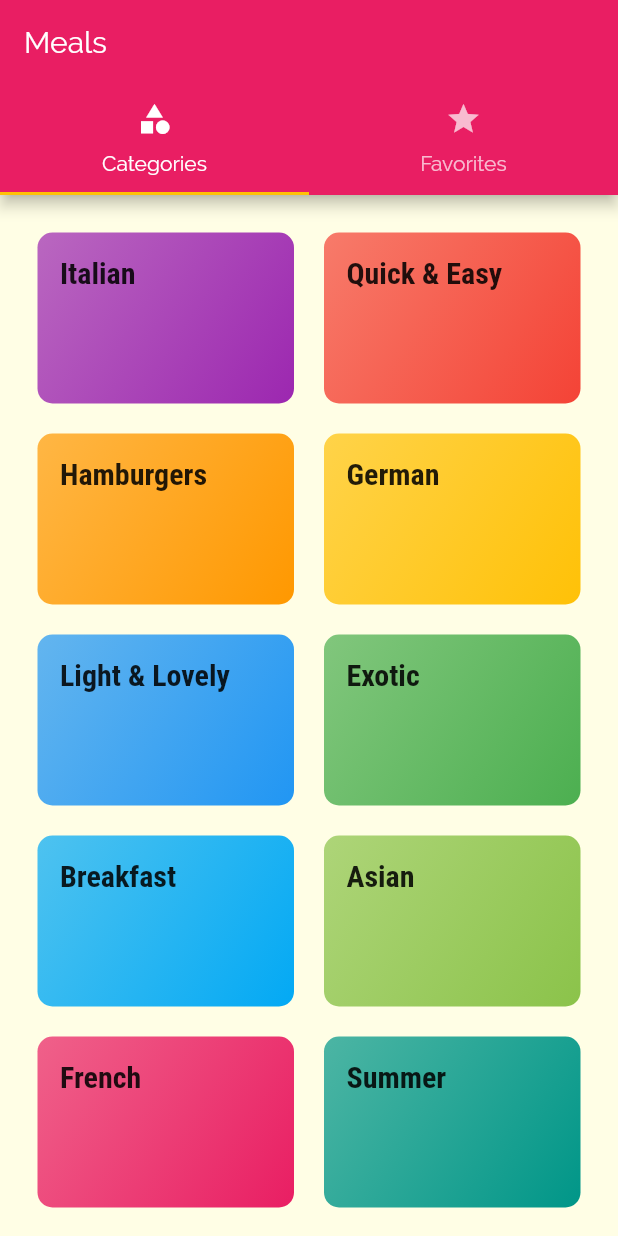
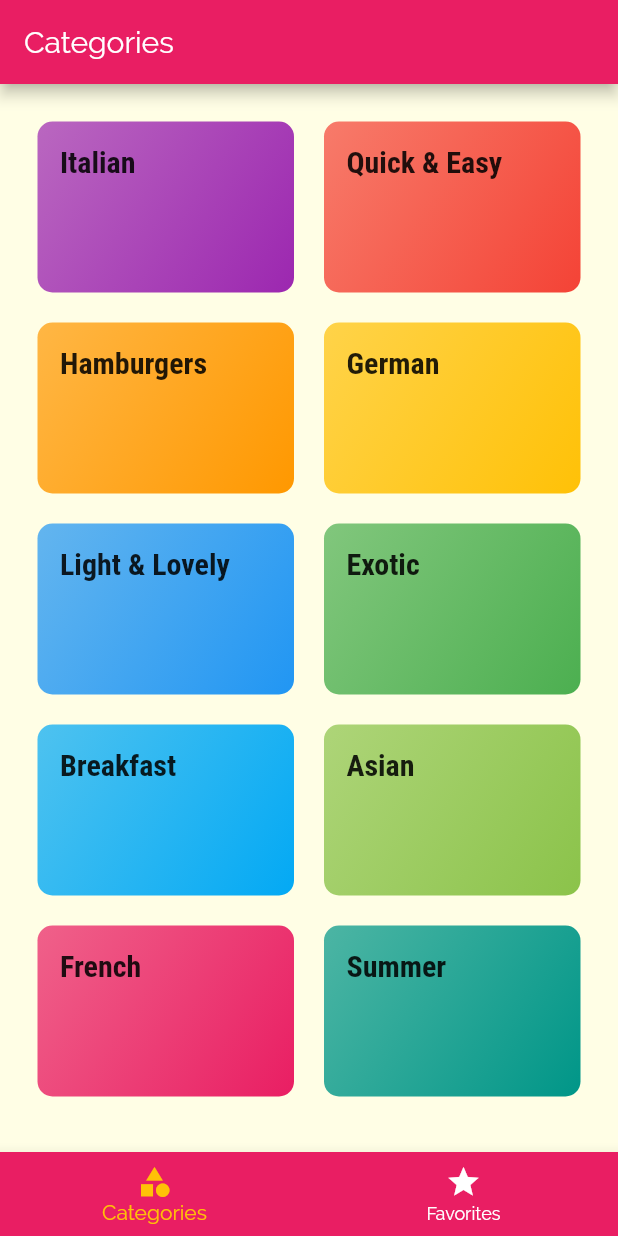
Before and after one commit to SeolJaeHyeok/Flutter_Meals_App, a Flutter app: the screen it shows after launch, on a phone screen of 412 x 824 dp. Run offline on Flutter 3.47's test engine with Material 2 defaults, Android fonts, the phone set to English and light mode, and no system bars.

```diff
--- a/lib/screens/tab_screen.dart
+++ b/lib/screens/tab_screen.dart
@@ -8,31 +8,50 @@ class TabsScreen extends StatefulWidget {
 }
 
 class _TabsScreenState extends State<TabsScreen> {
+  final List<Map<String, Object>> _pages = [
+    {
+      'page': CategoriesScreen(),
+      'title': 'Categories',
+    },
+    {
+      'page': FavoritesScreen(),
+      'title': 'Your Favorite',
+    },
+  ];
+
+  int _selectedPageIndex = 0;
+
+  void _selectedPage(int index) {
+    setState(() {
+      _selectedPageIndex = index;
+    });
+  }
+
   @override
   Widget build(BuildContext context) {
-    return DefaultTabController(
-        initialIndex: 0,
-        length: 2,
-        child: Scaffold(
-          appBar: AppBar(
-            title: Text("Meals"),
-            bottom: TabBar(
-              tabs: [
-                Tab(
-                  icon: Icon(Icons.category),
-                  text: 'Categories',
-                ),
-                Tab(
-                  icon: Icon(Icons.star),
-                  text: 'Favorites',
-                ),
-              ],
-            ),
-          ),
-          body: TabBarView(children: [
-            CategoriesScreen(),
-            FavoritesScreen(),
-          ]),
-        ));
+    return Scaffold(
+      appBar: AppBar(
+        title: Text(_pages[_selectedPageIndex]['title']),
+      ),
+      body: _pages[_selectedPageIndex]['page'],
+      bottomNavigationBar: BottomNavigationBar(
+        onTap: _selectedPage,
+        unselectedItemColor: Colors.white,
+        selectedItemColor: Theme.of(context).accentColor,
+        currentIndex: _selectedPageIndex,
+        // type: BottomNavigationBarType.shifting,
+        backgroundColor: Theme.of(context).primaryColor,
+        items: [
+          BottomNavigationBarItem(
+              backgroundColor: Theme.of(context).primaryColor,
+              icon: Icon(Icons.category),
+              label: 'Categories'),
+          BottomNavigationBarItem(
+              backgroundColor: Theme.of(context).primaryColor,
+              icon: Icon(Icons.star),
+              label: 'Favorites'),
+        ],
+      ),
+    );
   }
 }
```
